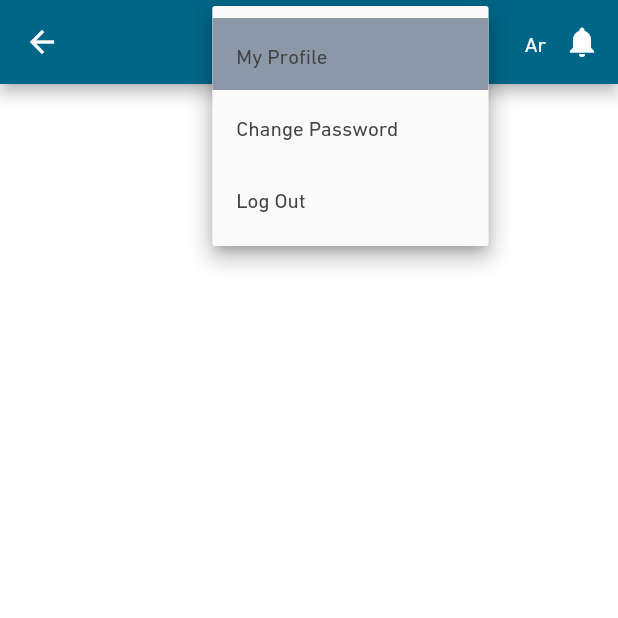
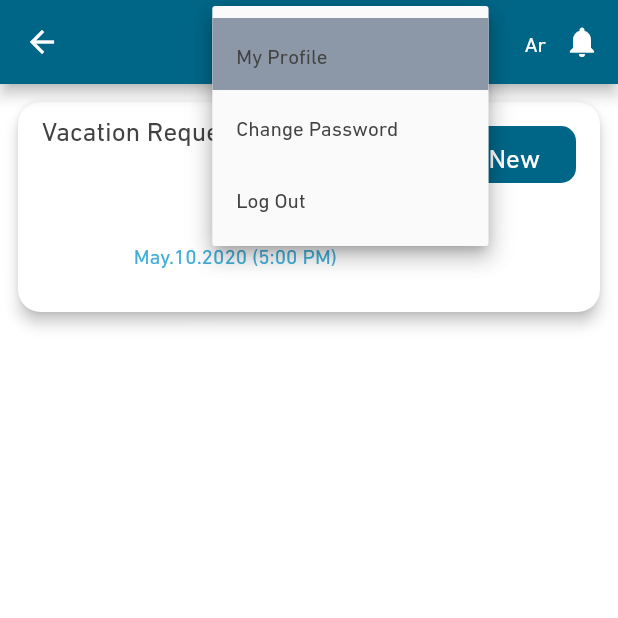
Before and after one commit to khaled-nagy/b_smart, a Flutter app: the MyTasks screen opened directly, after a tap on "Ahmed adel", on a phone screen of 412 x 824 dp, the top half of it. Run offline on Flutter 3.47's test engine with Material 2 defaults, Android fonts, the phone set to English and light mode, and no system bars; our stand-ins replace easy_localization, firebase_messaging, flutter_rating_bar, flutter_spinkit, fluttertoast, location and 4 more; missing offline and left inert: flutter_verification_code_input, nepali_date_picker; accounts and stored records are empty.

Commit message:
my tasks and my tasks Details finished

```diff
--- a/lib/src/screens/my_Tasks.dart
+++ b/lib/src/screens/my_Tasks.dart
@@ -1,4 +1,5 @@
 import 'package:b_smart/src/controllers/MyTasksController.dart';
+import 'package:b_smart/src/screens/MyTasksDetails_Screen.dart';
 import 'package:b_smart/src/widgets/Appbar.dart';
 import 'package:flutter/material.dart';
 import 'package:mvc_pattern/mvc_pattern.dart';
@@ -11,137 +12,76 @@ class MyTasks extends StatefulWidget {
 
 class MyTasksView extends StateMVC<MyTasks> {
   MyTasksView() : super(MyTasksController()) {
-    _myrequestcontroller = MyTasksController.con;
+    _mytasksdetaailsocntroller = MyTasksController.con;
   }
-  MyTasksController _myrequestcontroller;
+  MyTasksController _mytasksdetaailsocntroller;
   @override
   Widget build(BuildContext context) {
     var size = MediaQuery.of(context).size;
     return Scaffold(
       appBar: appbar(context: context),
+      body: ListView(
+        children: [
+          InkWell(
+            onTap: () {
+              Navigator.push(context,
+                  MaterialPageRoute(builder: (BuildContext context) {
+                return MyTaskesDetails();
+              }));
+            },
+            child: Padding(
+              padding: const EdgeInsets.all(8.0),
+              child: Card(
+                  elevation: 4,
+                  shape: RoundedRectangleBorder(
+                      borderRadius: BorderRadius.circular(15)),
+                  child: Container(
+                    height: 140.0,
+                    width: size.width * 0.8,
+                    child: ListTile(
 
-            body: new ListView(
-              children: [
-                new Card()
-              ],
+                      title: Text(
+                        "Vacation Request",
+                        style: TextStyle(fontSize: 18),
+                      ),
+                      subtitle: Column(
+                        children: [
+                          SizedBox(
+                            height: 20.0,
+                          ),
+                          Text( "#30",
+                              style:Theme.of(context).textTheme.headline4),
+                          SizedBox(
+                            height: 20.0,
+                          ),
+                          Text("May.10.2020" + " (5:00 PM)",style: Theme.of(context).textTheme.headline4,)
+                        ],
+                      ),
+                      trailing: Column(
+                        children: [
+                          Container(
+                            decoration: BoxDecoration(
+                              borderRadius: BorderRadius.circular(10.0),
+                              color: Theme.of(context).backgroundColor,
+                            ),
+                            child: Container(
+                                height: 38.0,
+                                width: size.width * 0.2,
+                                child: Center(
+                                    child: Text(
+                                  "New",
+                                  style: TextStyle(
+                                      color: Colors.white, fontSize: 18),
+                                ))),
+                          ),
+                        ],
+                      ),
+                    ),
+                  )),
             ),
-      // body: SingleChildScrollView(
-      //   child: Column(
-      //     children: [
-      //       Padding(
-      //         padding: const EdgeInsets.all(10.0),
-      //         child: new Text(
-      //           "My Tasks",
-      //           style: Theme.of(context).textTheme.headline2,
-      //         ),
-      //       ),
-      //       Padding(
-      //         padding: const EdgeInsets.all(11.0),
-      //         child: Container(
-      //           child: new Text(
-      //             "Request Code : 20",
-      //             style: Theme.of(context).textTheme.bodyText1,
-      //           ),
-      //           alignment: Alignment.topLeft,
-      //         ),
-      //       ),
-      //       Divider(
-      //         thickness: 1.2,
-      //       ),
-      //       Padding(
-      //         padding: const EdgeInsets.all(11.0),
-      //         child: Container(
-      //           child: new Text("Request Type : ahmed gamal mohamed",
-      //               style: Theme.of(context).textTheme.bodyText1),
-      //           alignment: Alignment.topLeft,
-      //         ),
-      //       ),
-      //       Divider(
-      //         thickness: 1.2,
-      //       ),
-      //       Padding(
-      //         padding: const EdgeInsets.all(11.0),
-      //         child: Container(
-      //           child: new Text("Request Date : 1.20/10/1.201.20",
-      //               style: Theme.of(context).textTheme.bodyText1),
-      //           alignment: Alignment.topLeft,
-      //         ),
-      //       ),
-      //       Divider(
-      //         thickness: 1.2,
-      //       ),
-      //       Padding(
-      //         padding: const EdgeInsets.all(11.0),
-      //         child: Container(
-      //           child: new Text("Empolyee : Khaled",
-      //               style: Theme.of(context).textTheme.bodyText1),
-      //           alignment: Alignment.topLeft,
-      //         ),
-      //       ),
-      //       Divider(
-      //         thickness: 1.2,
-      //       ),
-      //       Padding(
-      //         padding: const EdgeInsets.all(11.0),
-      //         child: Container(
-      //           child: new Text("Status : New",
-      //               style: Theme.of(context).textTheme.bodyText1),
-      //           alignment: Alignment.topLeft,
-      //         ),
-      //       ),
-      //       Divider(
-      //         thickness: 1.2,
-      //       ),
-      //       Padding(
-      //         padding: const EdgeInsets.all(11.0),
-      //         child: Container(
-      //           child: new Text("Notes : Fine",
-      //               style: Theme.of(context).textTheme.bodyText1),
-      //           alignment: Alignment.topLeft,
-      //         ),
-      //       ),
-      //       Divider(
-      //         thickness: 1.2,
-      //       ),
-      //       new SizedBox(
-      //         height: 20,
-      //       ),
-
-      //       new Row(
-      //         crossAxisAlignment: CrossAxisAlignment.center,
-      //         mainAxisAlignment: MainAxisAlignment.spaceAround,
-      //         children: [
-      //           ButtonW(
-      //             borderradius: BorderRadius.circular(10),
-      //             width: size.width * 0.3,
-      //             height: 40,
-      //             color: Theme.of(context).backgroundColor,
-      //             text: "View",
-      //             textstyle: Theme.of(context).textTheme.headline1,
-      //           ),
-      //           ButtonW(
-      //             borderradius: BorderRadius.circular(10),
-      //             width: size.width * 0.3,
-      //             height: 40,
-      //             color: Colors.green,
-      //             text: "Approved",
-      //             textstyle: Theme.of(context).textTheme.headline1,
-      //           ),
-      //           ButtonW(
-      //             borderradius: BorderRadius.circular(10),
-      //             width: size.width * 0.3,
-      //             height: 40,
-      //             color: Colors.red,
-      //             text: "Reject",
-      //             textstyle: Theme.of(context).textTheme.headline1,
-      //           ),
-      //         ],
-      //       ),
-
-
-      //     ],
-      //   ),
-      // ),
+          ),
+        ],
+      ),
     );
   }
 }
```
Also changed, not shown: lib/src/controllers/MyTasksDetailsController.dart (added, +16 -0 lines), lib/src/screens/MyTasksDetails_Screen.dart (added, +125 -0 lines).
